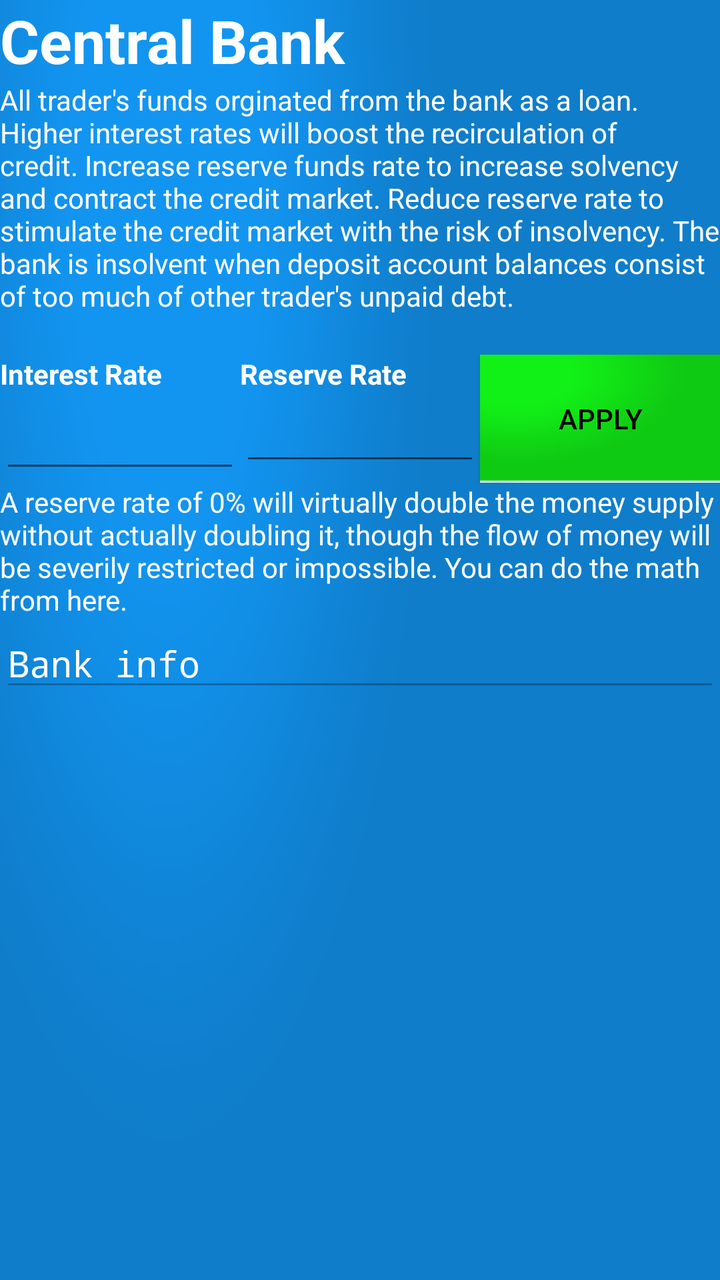
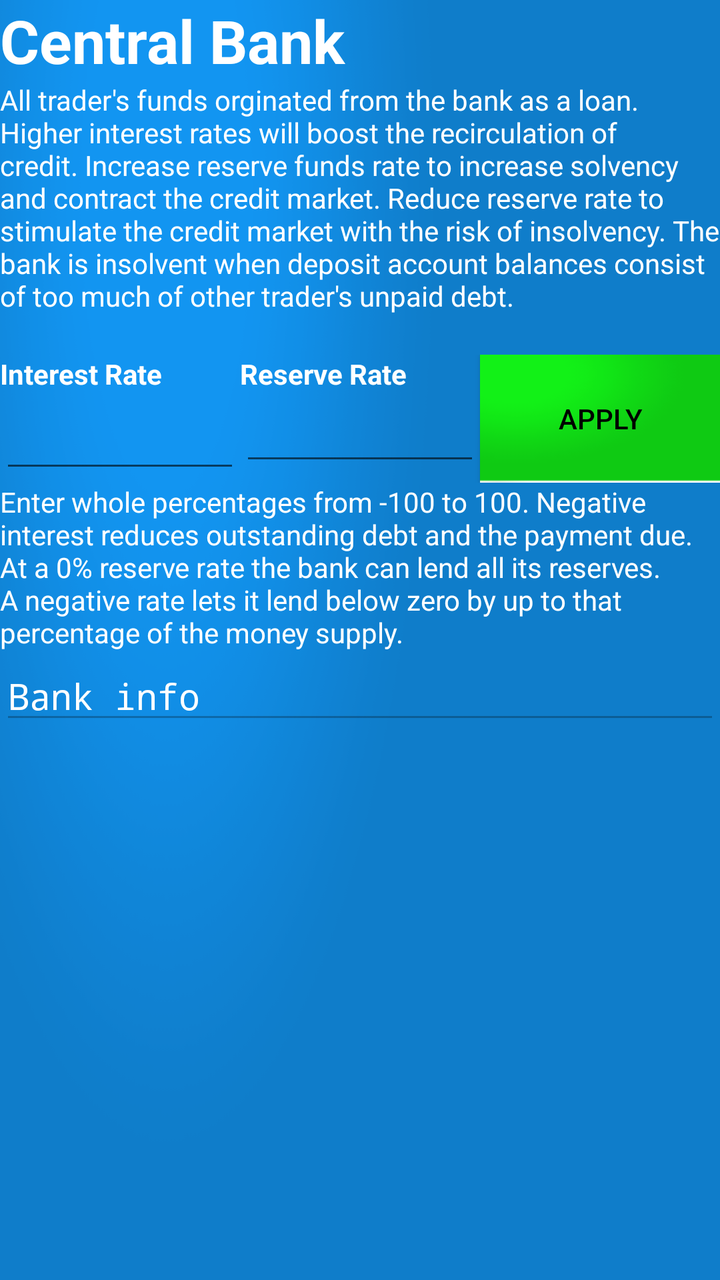

The first picture is an Android layout as it rendered before a commit; the second is the same layout after the commit. The layout source and the unified diff follow.
<!-- AndroidManifest.xml: application theme AppTheme -->
<!-- res/layout/bank_panel.xml -->
<?xml version="1.0" encoding="utf-8"?>

<android.support.constraint.ConstraintLayout xmlns:android="http://schemas.android.com/apk/res/android"
    xmlns:tools="http://schemas.android.com/tools"
    android:layout_width="match_parent"
    android:layout_height="match_parent"
    android:background="@drawable/topgraphic">

    <ScrollView
        android:layout_width="match_parent"
        android:layout_height="match_parent">

        <LinearLayout
            android:layout_width="match_parent"
            android:layout_height="wrap_content"
            android:orientation="vertical">

            <TextView
                android:id="@+id/textView29"
                android:layout_width="match_parent"
                android:layout_height="wrap_content"
                android:text="Central Bank"
                android:textColor="@android:color/white"
                android:textSize="30sp"
                android:textStyle="bold" />

            <TextView
                android:id="@+id/textView30"
                android:layout_width="match_parent"
                android:layout_height="wrap_content"
                android:text="All trader's funds orginated from the bank as a loan. Higher interest rates will boost the recirculation of credit. Increase reserve funds rate to increase solvency and contract the credit market. Reduce reserve rate to stimulate the credit market with the risk of insolvency. The bank is insolvent when deposit account balances consist of too much of other trader's unpaid debt."
                android:textColor="@android:color/white" />

            <Space
                android:layout_width="match_parent"
                android:layout_height="20dp" />

            <LinearLayout
                android:layout_width="match_parent"
                android:layout_height="wrap_content"
                android:orientation="horizontal"
                android:textAlignment="inherit">

                <LinearLayout
                    android:layout_width="match_parent"
                    android:layout_height="match_parent"
                    android:layout_weight="1"
                    android:orientation="vertical">

                    <TextView
                        android:id="@+id/textView31"
                        android:layout_width="match_parent"
                        android:layout_height="wrap_content"
                        android:layout_weight="1"
                        android:text="Interest Rate"
                        android:textColor="@android:color/white"
                        android:textStyle="bold" />

                    <EditText
                        android:id="@+id/editTextInterest"
                        android:layout_width="match_parent"
                        android:layout_height="wrap_content"
                        android:layout_weight="1"
                        android:ems="10"
                        android:inputType="numberDecimal"
                        android:textColor="@android:color/white" />

                </LinearLayout>

                <LinearLayout
                    android:layout_width="match_parent"
                    android:layout_height="match_parent"
                    android:layout_weight="1"
                    android:orientation="vertical">

                    <TextView
                        android:id="@+id/textView32"
                        android:layout_width="match_parent"
                        android:layout_height="wrap_content"
                        android:text="Reserve Rate"
                        android:textColor="@android:color/white"
                        android:textStyle="bold" />

                    <EditText
                        android:id="@+id/editTextReserve"
                        android:layout_width="match_parent"
                        android:layout_height="wrap_content"
                        android:ems="10"
                        android:inputType="numberDecimal"
                        android:textColor="@android:color/white" />

                </LinearLayout>

                <Button
                    android:id="@+id/buttonApply"
                    android:layout_width="match_parent"
                    android:layout_height="match_parent"
                    android:layout_weight="1"
                    android:background="@drawable/button"
                    android:text="Apply"
                    android:textColor="@android:color/black" />

            </LinearLayout>

            <TextView
                android:id="@+id/textView33"
                android:layout_width="match_parent"
                android:layout_height="wrap_content"
                android:layout_weight="1"
                android:text="A reserve rate of 0% will virtually double the money supply without actually doubling it, though the flow of money will be severily restricted or impossible. You can do the math from here."
                android:textColor="@android:color/white" />

            <EditText
                android:id="@+id/editTextBankInfo"
                android:layout_width="match_parent"
                android:layout_height="wrap_content"
                android:layout_weight="1"
                android:ems="10"
                android:enabled="false"
                android:fontFamily="monospace"
                android:inputType="textMultiLine"
                android:text="Bank info "
                android:textColor="@android:color/white"
                tools:layout_editor_absoluteX="320dp"
                tools:layout_editor_absoluteY="9dp" />


        </LinearLayout>

    </ScrollView>

</android.support.constraint.ConstraintLayout>
<!-- resources referenced by this layout -->
<resources>
  <!-- drawable button: png bitmap (drawable, 901 bytes) -->
  <!-- drawable topgraphic: png bitmap (drawable, 5169 bytes) -->
  <style name="AppTheme" parent="Theme.AppCompat.Light.DarkActionBar">
          
          <item name="colorPrimary">@color/colorPrimary</item>
          <item name="colorPrimaryDark">@color/colorPrimaryDark</item>
          <item name="colorAccent">@color/colorAccent</item>
  
  
      </style>
  <color name="colorPrimary">#0013c1</color>
  <color name="colorPrimaryDark">#000000</color>
  <color name="colorAccent">#ff4081</color>
</resources>

<!-- the commit's change to res/layout/bank_panel.xml (unified diff, before → after) -->
@@ -62,7 +62,7 @@
                         android:layout_height="wrap_content"
                         android:layout_weight="1"
                         android:ems="10"
-                        android:inputType="numberDecimal"
+                        android:inputType="numberDecimal|numberSigned"
                         android:textColor="@android:color/white" />
 
                 </LinearLayout>
@@ -86,7 +86,7 @@
                         android:layout_width="match_parent"
                         android:layout_height="wrap_content"
                         android:ems="10"
-                        android:inputType="numberDecimal"
+                        android:inputType="numberDecimal|numberSigned"
                         android:textColor="@android:color/white" />
 
                 </LinearLayout>
@@ -107,7 +107,7 @@
                 android:layout_width="match_parent"
                 android:layout_height="wrap_content"
                 android:layout_weight="1"
-                android:text="A reserve rate of 0% will virtually double the money supply without actually doubling it, though the flow of money will be severily restricted or impossible. You can do the math from here."
+                android:text="Enter whole percentages from -100 to 100. Negative interest reduces outstanding debt and the payment due. At a 0% reserve rate the bank can lend all its reserves. A negative rate lets it lend below zero by up to that percentage of the money supply."
                 android:textColor="@android:color/white" />
 
             <EditText
